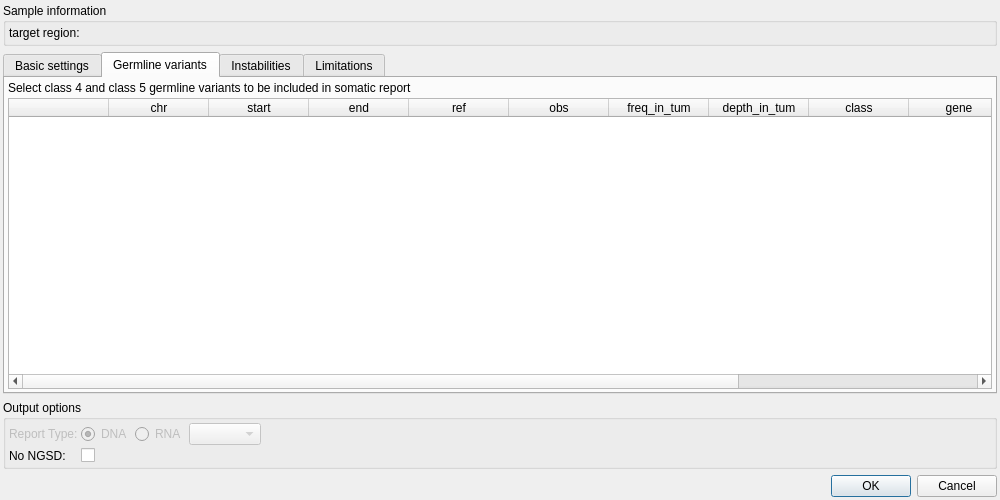
This is src/GSvar/SomaticReportDialog.ui in imgag/ngs-bits as Qt 5 draws it before an edit. The edited form follows.
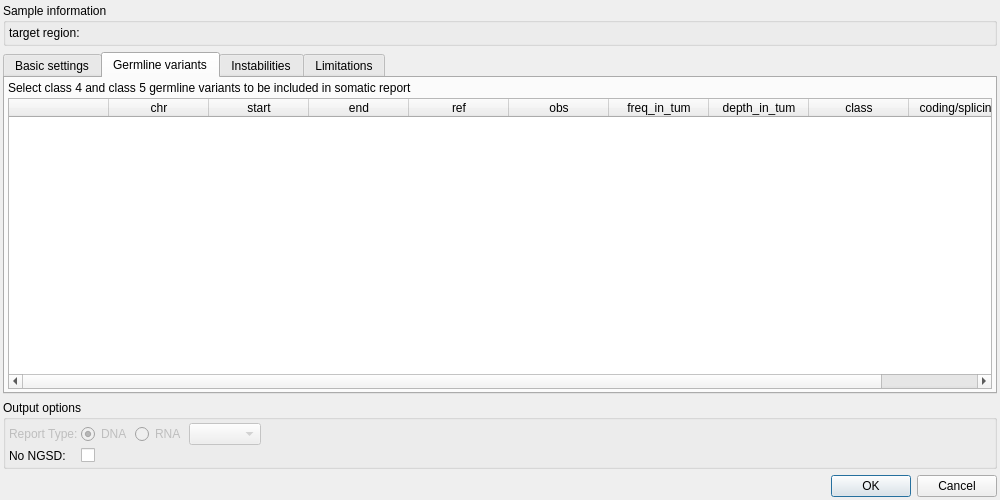
This is the edited form. The open tabs and pages were chosen to show the change.

Commit message: SomaticReportDialog: Bugfix. Somatic germline variants tab had too many columns.

```diff
--- a/src/GSvar/SomaticReportDialog.ui
+++ b/src/GSvar/SomaticReportDialog.ui
@@ -498,16 +498,6 @@
            <string>class</string>
           </property>
          </column>
-         <column>
-          <property name="text">
-           <string>gene</string>
-          </property>
-         </column>
-         <column>
-          <property name="text">
-           <string>type</string>
-          </property>
-         </column>
          <column>
           <property name="text">
            <string>coding/splicing</string>
```
The commit also changes 3 other files.
